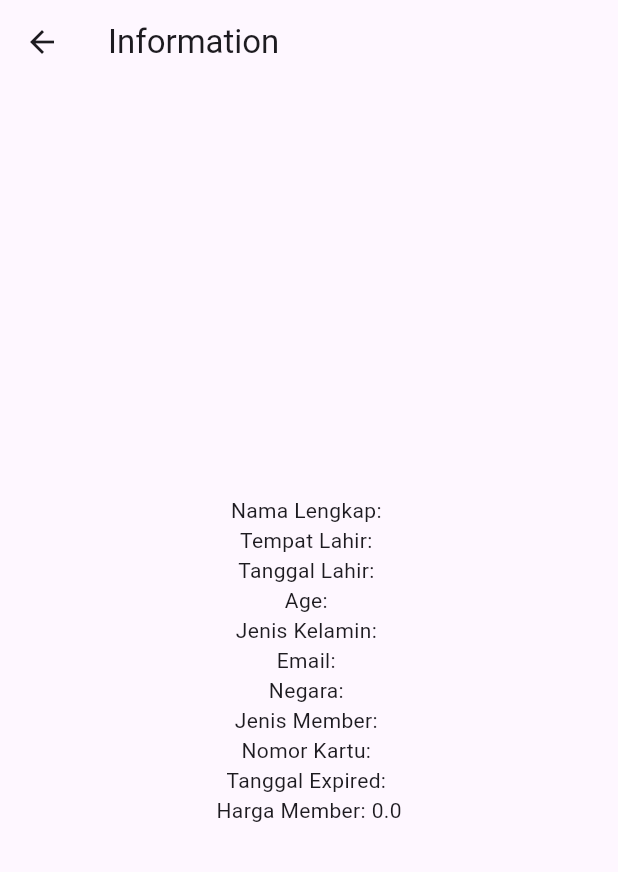
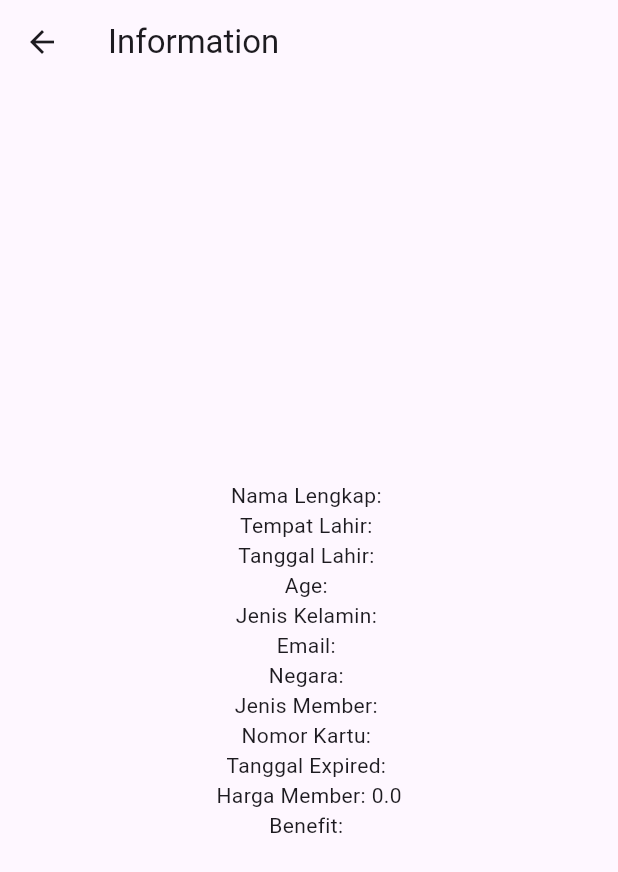
Before and after one commit to mohamaddika/belajar_getx, a Flutter app: the cartOutput screen opened directly, on a phone screen of 412 x 824 dp. Shown: the top 872 px of the screen. Run offline on Flutter 3.47's test engine with Material 3 defaults, Android fonts, the phone set to English and light mode, and no system bars; our stand-ins replace get.

Commit message:
update dei

```diff
--- a/lib/app/modules/cart/controllers/cart_controller.dart
+++ b/lib/app/modules/cart/controllers/cart_controller.dart
@@ -12,9 +12,9 @@ class CartController extends GetxController {
   var negara = ''.obs;
   var nomorkartu = ''.obs;
   var tanggalExpired = ''.obs;
-   var age = ''.obs;
+  var age = ''.obs;
   var totalHarga = 0.0.obs;
-
+  var benefit = ''.obs;
 
   final List<String> memberList = [
     'Reguler',
@@ -45,8 +45,12 @@ class CartController extends GetxController {
       final birthDate = picked;
       final currentDate = DateTime.now();
       final ageValue = currentDate.year -
-          birthDate.year + (currentDate.month > birthDate.month ||
-          (currentDate.month == birthDate.month && currentDate.day >= birthDate.day)? 0: -1);
+          birthDate.year +
+          (currentDate.month > birthDate.month ||
+                  (currentDate.month == birthDate.month &&
+                      currentDate.day >= birthDate.day)
+              ? 0
+              : -1);
       // Set nilai umur
       age.value = ageValue.toString();
     }
@@ -61,8 +65,7 @@ class CartController extends GetxController {
     );
 
     if (picked != null) {
-
-       final expiredDate = picked.add(Duration(days: 7));
+      final expiredDate = picked.add(Duration(days: 7));
 
       final formattedDate = DateFormat('yyyy-MM-dd').format(expiredDate);
       tanggalExpired.value = formattedDate;
@@ -76,12 +79,16 @@ class CartController extends GetxController {
 
   double TotalHarga() {
     if (selectedMember.value == 'Reguler') {
+      benefit.value = 'Anggota 1 bulan';
       return 50000.0;
     } else if (selectedMember.value == 'Gold') {
+       benefit.value = 'Anggota 1 bulan + Cemilan';
       return 150000.0;
     } else if (selectedMember.value == 'Platinum') {
+       benefit.value = 'Anggota 2 bulan + Cemilan + Wifi';
       return 250000.0;
     } else if (selectedMember.value == 'VIP') {
+       benefit.value = 'Anggota 3 bulan + Cemilan + Wifi + Tiket Konser';
       return 500000.0;
     } else {
       return 0.0;
--- a/lib/app/modules/cart/views/cart_output.dart
+++ b/lib/app/modules/cart/views/cart_output.dart
@@ -28,6 +28,7 @@ class cartOutput extends StatelessWidget {
             Text('Nomor Kartu: ${controller.nomorkartu.value}'),
             Text('Tanggal Expired: ${controller.tanggalExpired.value}'),
             Text('Harga Member: ${controller.totalHarga.value}'),
+            Text('Benefit: ${controller.benefit.value}'),
           ],
         ),
       ),
```
